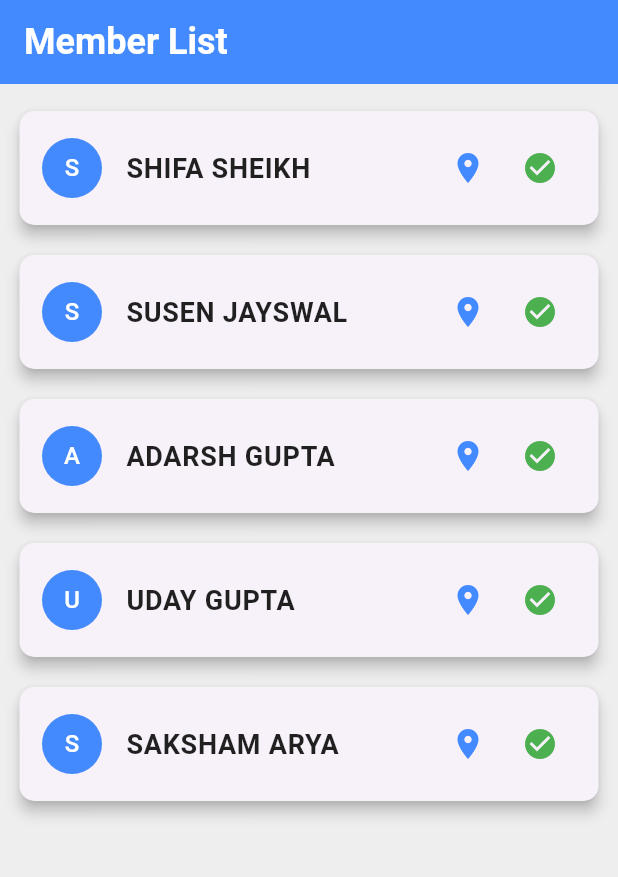
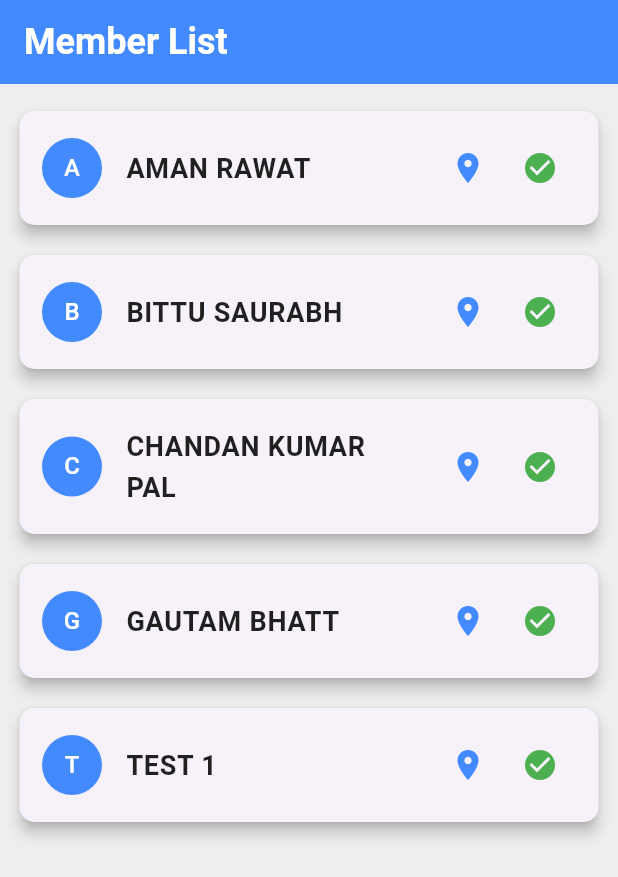
Before and after one commit to ChandanKumarPal/Vinove_Project, a Flutter app: the screen it shows after launch, on a phone screen of 412 x 824 dp. Shown: the top 877 px of the screen. Run offline on Flutter 3.47's test engine with Material 3 defaults, Android fonts, the phone set to English and light mode, and no system bars; our stand-ins replace flutter_map, google_maps_flutter.

Commit message:
member_screen.dart

```diff
--- a/lib/member_screen.dart
+++ b/lib/member_screen.dart
@@ -9,27 +9,27 @@ class MemberScreen extends StatelessWidget {
   // Example member data with LatLng and attendance list
   final List<Member> members = [
     Member(
-      name: "SHIFA SHEIKH",
+      name: "AMAN RAWAT",
       currentLocation: LatLng(37.42796133580664, -122.085749655962),
       attendance: [], // Empty attendance list
     ),
     Member(
-      name: "SUSEN JAYSWAL",
+      name: "BITTU SAURABH",
       currentLocation: LatLng(37.42996133580664, -122.083749655962),
       attendance: [], // Empty attendance list
     ),
     Member(
-      name: "ADARSH GUPTA",
+      name: "CHANDAN KUMAR PAL",
       currentLocation: LatLng(37.42696133580664, -122.080749655962),
       attendance: [], // Empty attendance list
     ),
     Member(
-      name: "UDAY GUPTA",
+      name: "GAUTAM BHATT",
       currentLocation: LatLng(37.42696133580664, -122.080749655962),
       attendance: [], // Empty attendance list
     ),
     Member(
-      name: "SAKSHAM ARYA",
+      name: "TEST 1",
       currentLocation: LatLng(37.42696133580664, -122.080749655962),
       attendance: [], // Empty attendance list
     ),
```
